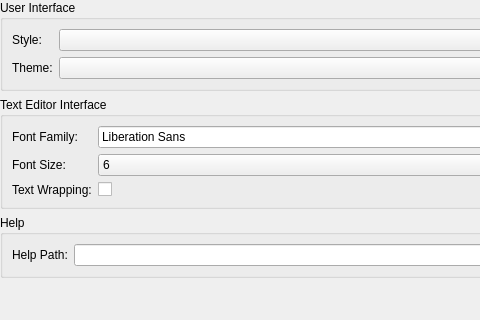
This is src/gui/interfacesettings.ui in KDAB/knut as Qt 5 draws it before an edit; both pictures show x 0 to 480 and y 0 to 320 of the 640 by 415 pixel window. The edited form follows.
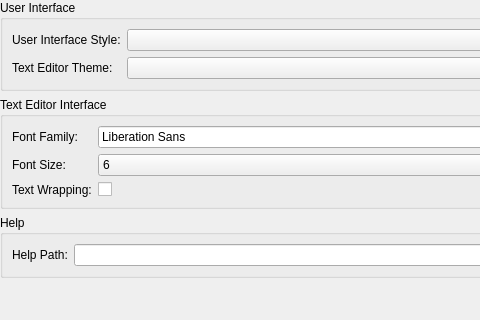
This is the edited form.

```diff
--- a/src/gui/interfacesettings.ui
+++ b/src/gui/interfacesettings.ui
@@ -35,7 +35,7 @@
       <item row="0" column="0">
        <widget class="QLabel" name="label">
         <property name="text">
-         <string>Style:</string>
+         <string>User Interface Style:</string>
         </property>
        </widget>
       </item>
@@ -45,7 +45,7 @@
       <item row="1" column="0">
        <widget class="QLabel" name="label_2">
         <property name="text">
-         <string>Theme:</string>
+         <string>Text Editor Theme:</string>
         </property>
        </widget>
       </item>
```
